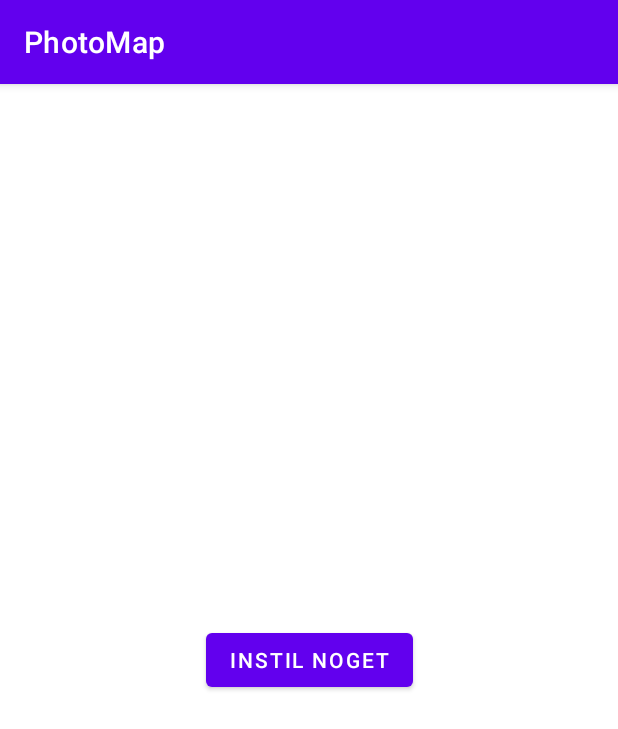
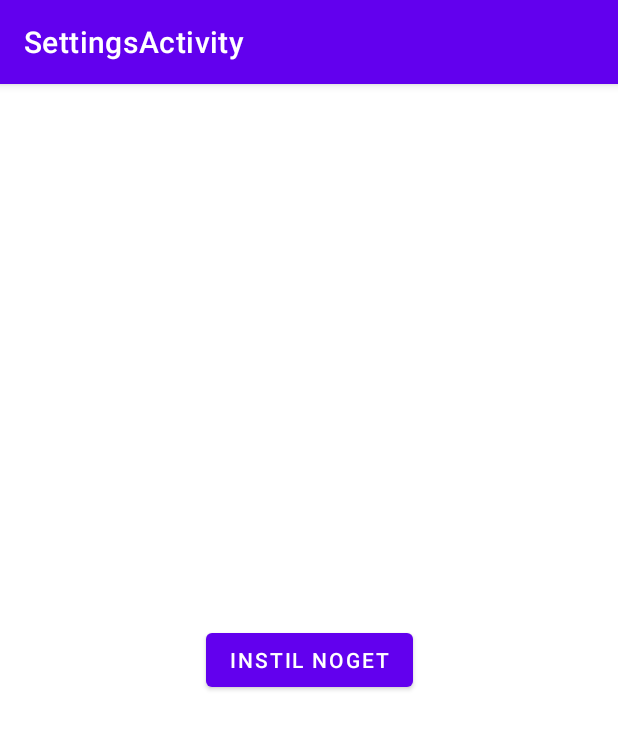
Before and after one commit to mrbl270900/PhotoMap, an Android app: the SettingsActivity screen opened directly, with no data from a screen before it, on a phone screen of 412 x 824 dp. Shown: the top 729 px of the screen. Run offline under Robolectric (Android 15) with nearby library versions, the phone set to English and light mode, and no system bars.

Commit message:
comit fixed

```diff
--- a/app/src/main/AndroidManifest.xml
+++ b/app/src/main/AndroidManifest.xml
@@ -16,8 +16,9 @@
         android:supportsRtl="true"
         android:theme="@style/Theme.PhotoMap">
         <activity
-            android:name=".Settings"
-            android:exported="false" />
+            android:name=".SettingsActivity"
+            android:exported="true"
+            android:label="@string/title_activity_settings"></activity>
         <activity
             android:name=".MainActivity"
             android:exported="true">
--- a/app/src/main/java/com/example/photomap/MainActivity.java
+++ b/app/src/main/java/com/example/photomap/MainActivity.java
@@ -42,7 +42,7 @@ public class MainActivity extends AppCompatActivity implements View.OnClickListe
         }else if(v == minknap2){
             hello.setText("hej med dig");
         }else if(v == minknap3){
-            startActivity(new Intent(MainActivity.this, Settings.class));
+            startActivity(new Intent(MainActivity.this, SettingsActivity.class));
         }
     }
 }
--- a/app/src/main/java/com/example/photomap/Settings.java
+++ b/app/src/main/java/com/example/photomap/SettingsActivity.java
@@ -7,17 +7,18 @@ import android.os.Bundle;
 import android.view.View;
 import android.widget.Button;
 
-public class Settings extends AppCompatActivity implements View.OnClickListener{
+public class SettingsActivity extends AppCompatActivity implements View.OnClickListener {
 
     Button knap1;
 
 
     @Override
     protected void onCreate(Bundle savedInstanceState) {
+        System.out.println("test");
         super.onCreate(savedInstanceState);
         setContentView(R.layout.activity_settings);
 
-        knap1 = findViewById(R.id.button);
+        knap1 = findViewById(R.id.button4);
         knap1.setOnClickListener(this);
 
     }
@@ -25,7 +26,7 @@ public class Settings extends AppCompatActivity implements View.OnClickListener{
     @Override
     public void onClick(View view) {
         if(view == knap1){
-            //her skal der ske noget hvis man trykker på knappen
+            System.out.println("test");
         }
     }
 }
--- a/app/src/main/res/layout/activity_settings.xml
+++ b/app/src/main/res/layout/activity_settings.xml
@@ -4,7 +4,7 @@
     xmlns:tools="http://schemas.android.com/tools"
     android:layout_width="match_parent"
     android:layout_height="match_parent"
-    tools:context=".Settings">
+    tools:context=".SettingsActivity">
 
     <Button
         android:id="@+id/button4"
--- a/app/src/main/res/values/strings.xml
+++ b/app/src/main/res/values/strings.xml
@@ -1,4 +1,5 @@
 <resources>
     <string name="app_name">PhotoMap</string>
     <string name="title_activity_maps">MapsActivity</string>
+    <string name="title_activity_settings">SettingsActivity</string>
 </resources>
```
